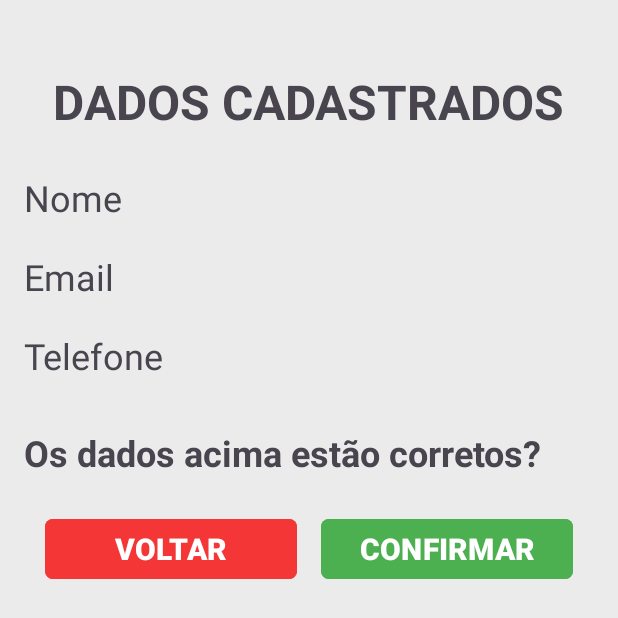
After one commit to WellingtonHSL/App-CadastroDePessoa, an Android app: the RegistrationFormActivity screen opened directly, with no data from a screen before it, on a phone screen of 412 x 824 dp. The commit adds this screen. Shown: the top 618 px of the screen. Run offline under Robolectric (Android 15) with nearby library versions, the phone set to English and light mode, and no system bars.

Commit message:
Fiz a segunda tela com os dados do cadastro usando XML

```diff
--- a/app/src/main/AndroidManifest.xml
+++ b/app/src/main/AndroidManifest.xml
@@ -13,6 +13,9 @@
         android:theme="@style/Theme.CadastroDePessoas"
         tools:targetApi="31">
         <activity
+            android:name=".RegistrationFormActivity"
+            android:exported="false" />
+        <activity
             android:name=".MainActivity"
             android:exported="true">
             <intent-filter>
--- /dev/null
+++ b/app/src/main/java/com/wellingtonhenrique/cadastrodepessoas/RegistrationFormActivity.kt
@@ -0,0 +1,20 @@
+package com.wellingtonhenrique.cadastrodepessoas
+
+import android.os.Bundle
+import androidx.activity.enableEdgeToEdge
+import androidx.appcompat.app.AppCompatActivity
+import androidx.core.view.ViewCompat
+import androidx.core.view.WindowInsetsCompat
+
+class RegistrationFormActivity : AppCompatActivity() {
+    override fun onCreate(savedInstanceState: Bundle?) {
+        super.onCreate(savedInstanceState)
+        enableEdgeToEdge()
+        setContentView(R.layout.activity_registration_form)
+        ViewCompat.setOnApplyWindowInsetsListener(findViewById(R.id.main)) { v, insets ->
+            val systemBars = insets.getInsets(WindowInsetsCompat.Type.systemBars())
+            v.setPadding(systemBars.left, systemBars.top, systemBars.right, systemBars.bottom)
+            insets
+        }
+    }
+}
--- a/app/src/main/res/layout/activity_main.xml
+++ b/app/src/main/res/layout/activity_main.xml
@@ -12,6 +12,7 @@
         android:layout_width="272dp"
         android:layout_height="179dp"
         android:layout_centerHorizontal="true"
+        android:layout_alignParentTop="true"
         android:layout_marginTop="24dp"
         android:contentDescription="Imagem de cadastro"
         android:src="@drawable/image" />
--- /dev/null
+++ b/app/src/main/res/layout/activity_registration_form.xml
@@ -0,0 +1,105 @@
+<?xml version="1.0" encoding="utf-8"?>
+<RelativeLayout xmlns:android="http://schemas.android.com/apk/res/android"
+    xmlns:tools="http://schemas.android.com/tools"
+    xmlns:app="http://schemas.android.com/apk/res-auto"
+    android:id="@+id/main"
+    android:layout_width="match_parent"
+    android:layout_height="match_parent"
+    android:background="#EBEBEB"
+    android:backgroundTintMode="screen"
+    tools:context=".RegistrationFormActivity">
+
+    <TextView
+        android:id="@+id/dados"
+        android:layout_width="wrap_content"
+        android:layout_height="wrap_content"
+        android:layout_centerHorizontal="true"
+        android:layout_alignParentTop="true"
+        android:layout_marginTop="46dp"
+        android:text="DADOS CADASTRADOS"
+        android:textSize="32sp"
+        android:textStyle="bold"
+        />
+    <TextView
+        android:id="@+id/name"
+        android:layout_width="match_parent"
+        android:layout_height="wrap_content"
+        android:layout_centerHorizontal="true"
+        android:layout_below="@id/dados"
+        android:layout_marginLeft="16dp"
+        android:layout_marginRight="16dp"
+        android:layout_marginTop="26dp"
+        android:text="Nome"
+        android:textSize="24sp"/>
+
+    <TextView
+        android:id="@+id/email"
+        android:layout_width="match_parent"
+        android:layout_height="wrap_content"
+        android:layout_below="@id/name"
+        android:layout_centerHorizontal="true"
+        android:layout_marginLeft="16dp"
+        android:layout_marginRight="16dp"
+        android:layout_marginTop="20dp"
+        android:text="Email"
+        android:textSize="24sp"/>
+
+    <TextView
+        android:id="@+id/phone"
+        android:layout_width="match_parent"
+        android:layout_height="wrap_content"
+        android:layout_below="@id/email"
+        android:layout_centerHorizontal="true"
+        android:layout_marginLeft="16dp"
+        android:layout_marginRight="16dp"
+        android:layout_marginTop="20dp"
+        android:text="Telefone"
+        android:textSize="24sp"/>
+
+    <TextView
+        android:id="@+id/text"
+        android:layout_width="match_parent"
+        android:layout_height="wrap_content"
+        android:layout_below="@id/phone"
+        android:layout_centerHorizontal="true"
+        android:layout_marginLeft="16dp"
+        android:layout_marginRight="16dp"
+        android:layout_marginTop="32dp"
+        android:text="Os dados acima estão corretos?"
+        android:textSize="24sp"
+        android:textStyle="bold" />
+
+    <LinearLayout
+        android:layout_width="wrap_content"
+        android:layout_height="wrap_content"
+        android:layout_below="@id/text"
+        android:layout_centerHorizontal="true"
+        android:layout_marginTop="24dp"
+        >
+        <Button
+            android:id="@+id/btnModify"
+            android:layout_width="168dp"
+            android:layout_height="wrap_content"
+            android:layout_below="@id/text"
+            android:layout_alignParentStart="true"
+            android:text="VOLTAR"
+            android:textSize="20sp"
+            android:textStyle="bold"
+            app:cornerRadius="5dp"
+            android:backgroundTint="@color/red"/>
+
+        <Button
+            android:id="@+id/btnConfirm"
+            android:layout_width="168dp"
+            android:layout_height="wrap_content"
+            android:layout_below="@id/text"
+            android:layout_toEndOf="@id/btnModify"
+            android:layout_marginStart="16dp"
+            android:text="CONFIRMAR"
+            android:textSize="20sp"
+            android:textStyle="bold"
+            app:cornerRadius="5dp"
+            android:backgroundTint="@color/green"/>
+    </LinearLayout>
+
+</RelativeLayout>
--- a/app/src/main/res/values/colors.xml
+++ b/app/src/main/res/values/colors.xml
@@ -4,6 +4,8 @@
     <color name="white">#FFFFFFFF</color>
     <color name="navyblue">#190564</color>
     <color name="yellow">#FACD54</color>
+    <color name="red">#F43636</color>
+    <color name="green">#4CAF50</color>
 
     <!-- Cores Custom-->
     <color name="fundo">#FF5200</color>
```
